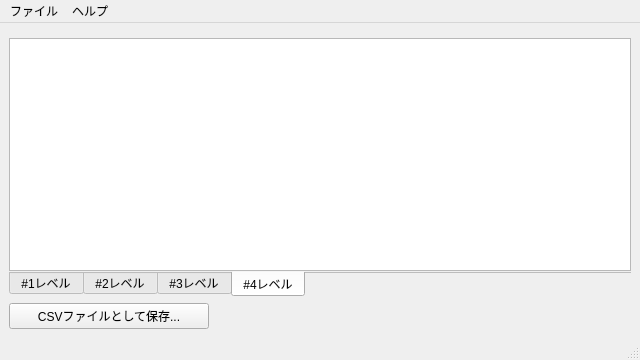
Old version of the form app/ui/main_window.ui in the repository tamaohome/mate-summary.
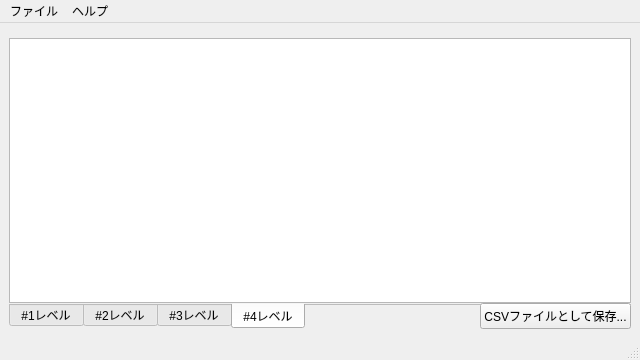
New version of the form. Icons and pictures are not drawn. Custom widgets are drawn as their Qt base class.

Commit message: ✨ feat(ui): 保存ボタンを右下に移動

Patch:
```diff
--- a/app/ui/main_window.ui
+++ b/app/ui/main_window.ui
@@ -20,8 +20,8 @@
    <enum>QTabWidget::TabShape::Rounded</enum>
   </property>
   <widget class="QWidget" name="centralwidget">
-   <layout class="QVBoxLayout" name="centralLayout">
-    <item>
+   <layout class="QGridLayout" name="centralLayout">
+    <item row="0" column="0">
      <widget class="FileSelector" name="fileSelector" native="true">
       <property name="sizePolicy">
        <sizepolicy hsizetype="Expanding" vsizetype="Minimum">
@@ -37,7 +37,7 @@
       </property>
      </widget>
     </item>
-    <item>
+    <item row="1" column="0">
      <widget class="QTabWidget" name="levelTabWidget">
       <property name="tabPosition">
        <enum>QTabWidget::TabPosition::South</enum>
@@ -169,7 +169,7 @@
       </widget>
      </widget>
     </item>
-    <item>
+    <item row="1" column="0" alignment="Qt::AlignmentFlag::AlignRight|Qt::AlignmentFlag::AlignBottom">
      <widget class="QPushButton" name="saveButton">
       <property name="maximumSize">
        <size>
```
The commit also changes 1 other file.
